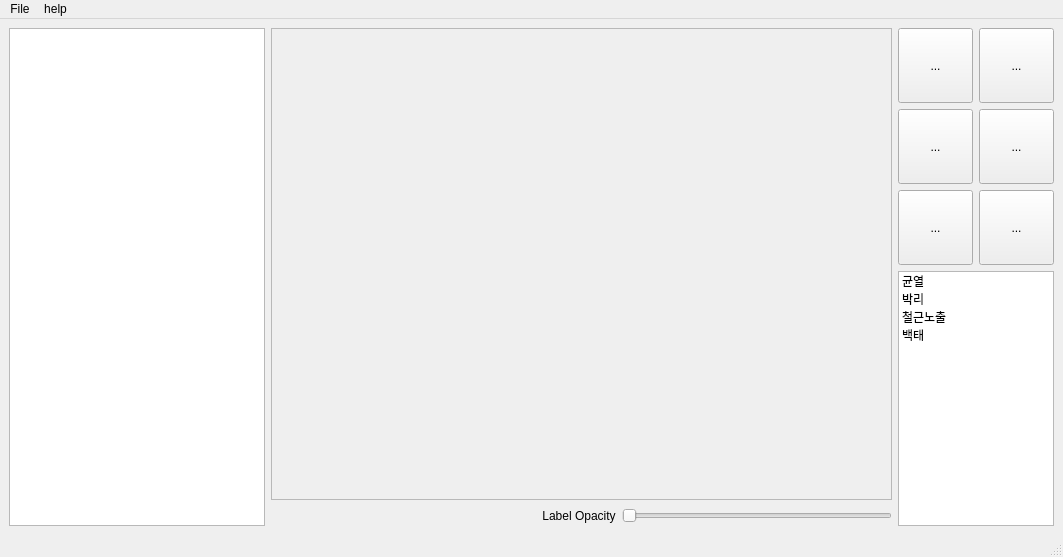
Qt form ui_design/mainWindow.ui (HYOJAE15/autolabel) before a commit.
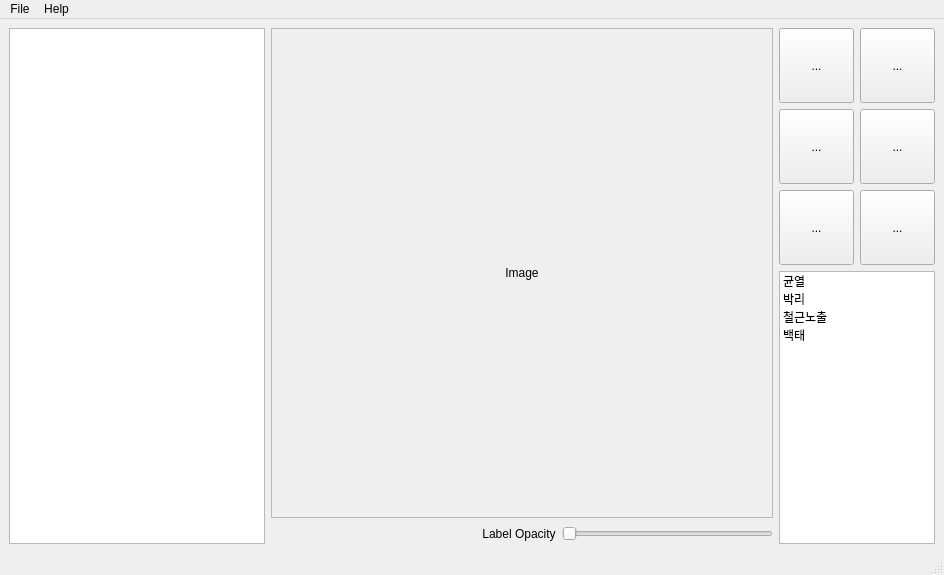
The same form after that commit. Icons and pictures are not drawn.

Commit message: colormap in QLabel

Diff of the .ui file:
```diff
--- a/ui_design/mainWindow.ui
+++ b/ui_design/mainWindow.ui
@@ -6,8 +6,8 @@
    <rect>
     <x>0</x>
     <y>0</y>
-    <width>1063</width>
-    <height>557</height>
+    <width>944</width>
+    <height>575</height>
    </rect>
   </property>
   <property name="focusPolicy">
@@ -345,16 +345,45 @@
           <property name="widgetResizable">
            <bool>true</bool>
           </property>
+          <property name="alignment">
+           <set>Qt::AlignCenter</set>
+          </property>
           <widget class="QWidget" name="scrollAreaWidgetContents">
            <property name="geometry">
             <rect>
              <x>0</x>
              <y>0</y>
-             <width>615</width>
-             <height>462</height>
+             <width>496</width>
+             <height>480</height>
             </rect>
            </property>
-           <layout class="QVBoxLayout" name="verticalLayout_2"/>
+           <property name="layoutDirection">
+            <enum>Qt::LeftToRight</enum>
+           </property>
+           <layout class="QFormLayout" name="formLayout">
+            <property name="sizeConstraint">
+             <enum>QLayout::SetDefaultConstraint</enum>
+            </property>
+            <property name="labelAlignment">
+             <set>Qt::AlignCenter</set>
+            </property>
+            <property name="formAlignment">
+             <set>Qt::AlignCenter</set>
+            </property>
+            <item row="0" column="0">
+             <widget class="QLabel" name="mainImageViewer">
+              <property name="frameShape">
+               <enum>QFrame::NoFrame</enum>
+              </property>
+              <property name="text">
+               <string>Image</string>
+              </property>
+              <property name="alignment">
+               <set>Qt::AlignCenter</set>
+              </property>
+             </widget>
+            </item>
+           </layout>
           </widget>
          </widget>
         </item>
@@ -449,7 +478,7 @@
     <rect>
      <x>0</x>
      <y>0</y>
-     <width>1063</width>
+     <width>944</width>
      <height>21</height>
     </rect>
    </property>
@@ -463,7 +492,7 @@
    </widget>
    <widget class="QMenu" name="menuhelp">
     <property name="title">
-     <string>help</string>
+     <string>Help</string>
     </property>
    </widget>
    <addaction name="menufile"/>
```
Left out of the diff: 185 changed lines with no effect on the pictures. The commit also changes 13 other files.
